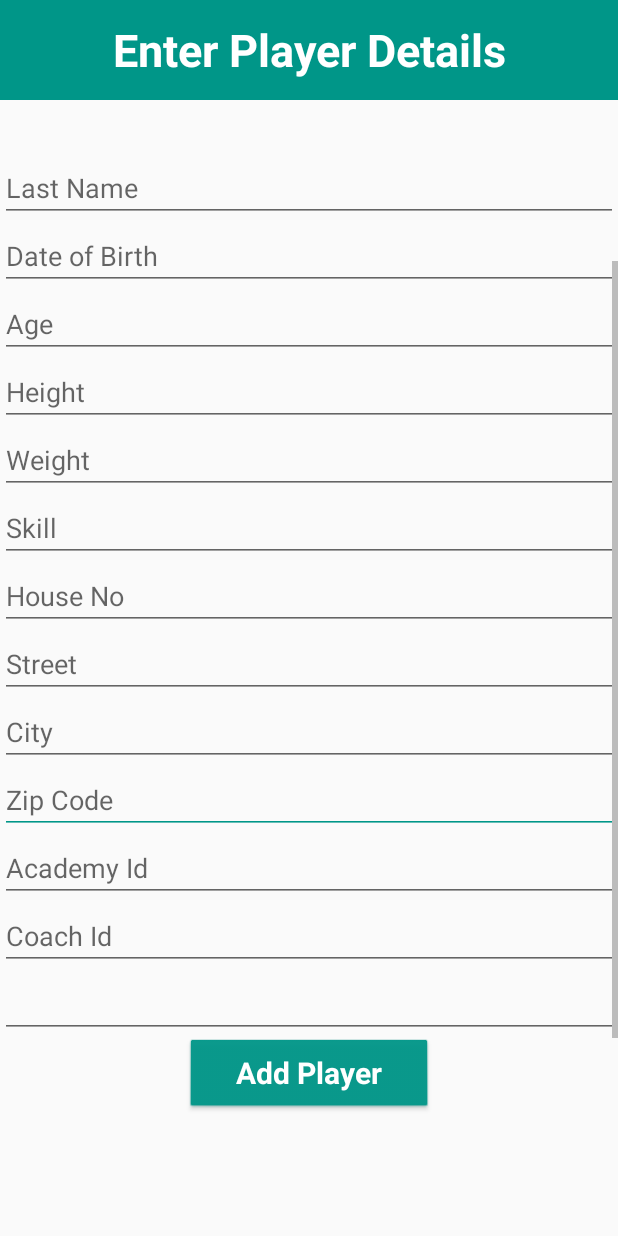
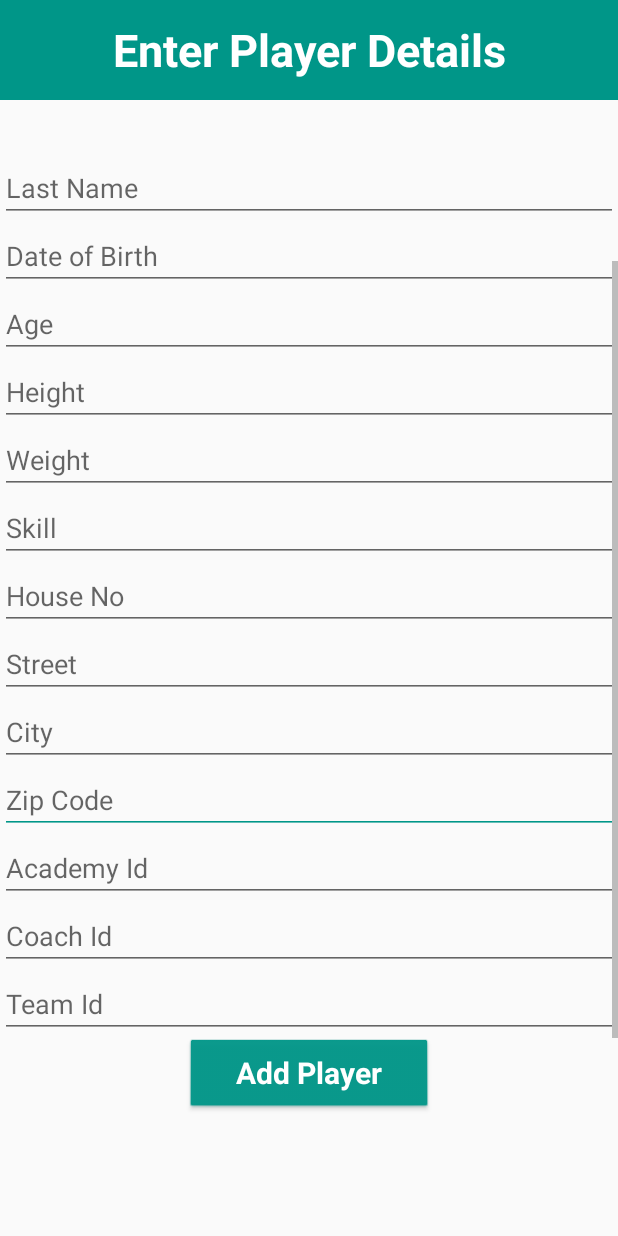
Before and after one commit to shhekarchowdary/ABC_Cricket_Academy, an Android app: the add_player screen opened directly, with no data from a screen before it, scrolled down 86 dp, on a phone screen of 412 x 824 dp. Run offline under Robolectric (Android 15) with nearby library versions, the light colour scheme and no system bars; 1 statement that could not run was skipped.

Commit message:
new attributes

```diff
--- a/app/src/main/java/com/arr/abccricketacademy/add_player.java
+++ b/app/src/main/java/com/arr/abccricketacademy/add_player.java
@@ -13,7 +13,7 @@ import android.widget.EditText;
 import android.widget.Toast;
 
 public class add_player extends AppCompatActivity {
-    EditText mPlayerid, mFirstname,mLastname, mDob,mHeight,mWeight,mSkill,mHouseno,mStreet,mCity,mZipcode;
+    EditText mPlayerid, mFirstname,mLastname, mDob,mHeight,mWeight,mSkill,mHouseno,mStreet,mCity,mZipcode,mAcademyId,mCoachId,mTeamId;
     Button mAdd_Button;
     DBHelper DB;
 
@@ -35,6 +35,10 @@ public class add_player extends AppCompatActivity {
         mStreet= findViewById(R.id.street);
         mCity = findViewById(R.id.city);
         mZipcode = findViewById(R.id.zip_code);
+        mAcademyId = findViewById(R.id.academy_id);
+        mCoachId = findViewById((R.id.coach_id));
+        mTeamId = findViewById(R.id.team_id);
+
 
         DB = new DBHelper(this);
 
@@ -53,7 +57,10 @@ public class add_player extends AppCompatActivity {
                 String streetTXT = mStreet.getText().toString();
                 String cityTXT = mCity.getText().toString();
                 String zipcodeTXT = mZipcode.getText().toString();
-                Boolean checkinsertdata = DB.insertuserdata(idTXT, firstnameTXT,lastnameTXT, dobTXT,heightTXT,weightTXT,weightTXT,skillTXT,housenoTXT,streetTXT,cityTXT, zipcodeTXT);
+                String academyIdTXT = mAcademyId.getText().toString();
+                String coachIdTXT = mCoachId.getText().toString();
+                String teamIdTXT = mTeamId.getText().toString();
+                Boolean checkinsertdata = DB.insertuserdata(idTXT, firstnameTXT,lastnameTXT, dobTXT,heightTXT,weightTXT,skillTXT,housenoTXT,streetTXT,cityTXT, zipcodeTXT,academyIdTXT,coachIdTXT,teamIdTXT);
                 if (checkinsertdata == true)
                     Toast.makeText(add_player.this, "New Entry Inserted", Toast.LENGTH_SHORT).show();
                 else
--- a/app/src/main/res/layout/activity_add_player.xml
+++ b/app/src/main/res/layout/activity_add_player.xml
@@ -148,8 +148,9 @@
                 android:layout_width="match_parent"
                 android:layout_height="wrap_content"
                 android:ems="10"
-                android:inputType="textPersonName"
-                android:importantForAutofill="no" />
+                android:hint="@string/team_id"
+                android:importantForAutofill="no"
+                android:inputType="textPersonName" />
         </LinearLayout>
     </ScrollView>
 
```
